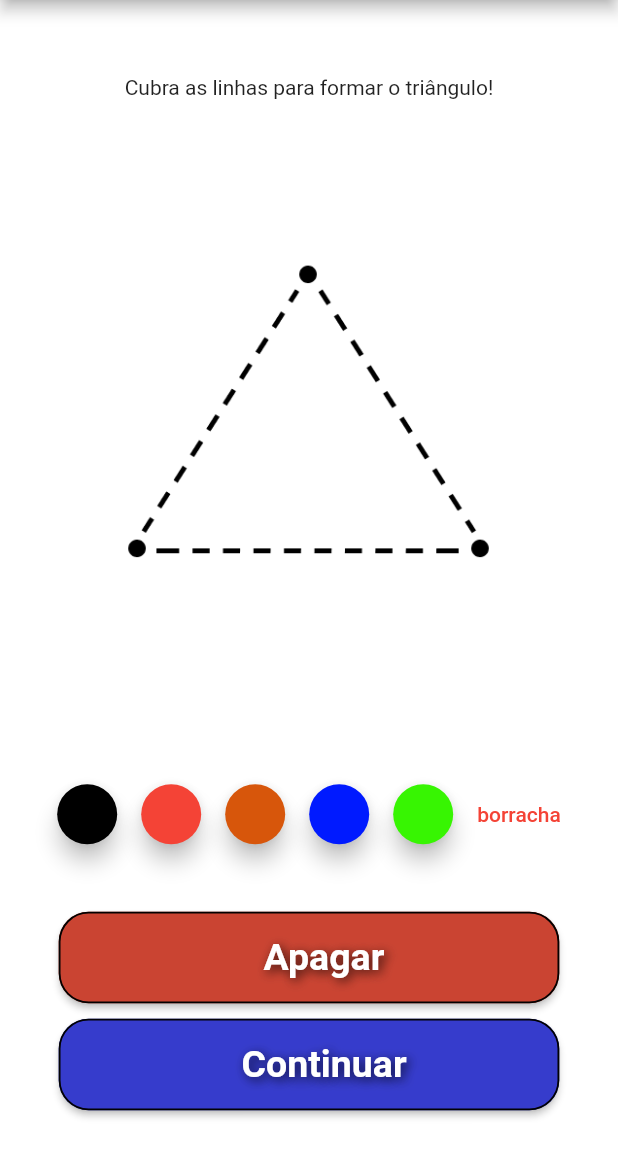
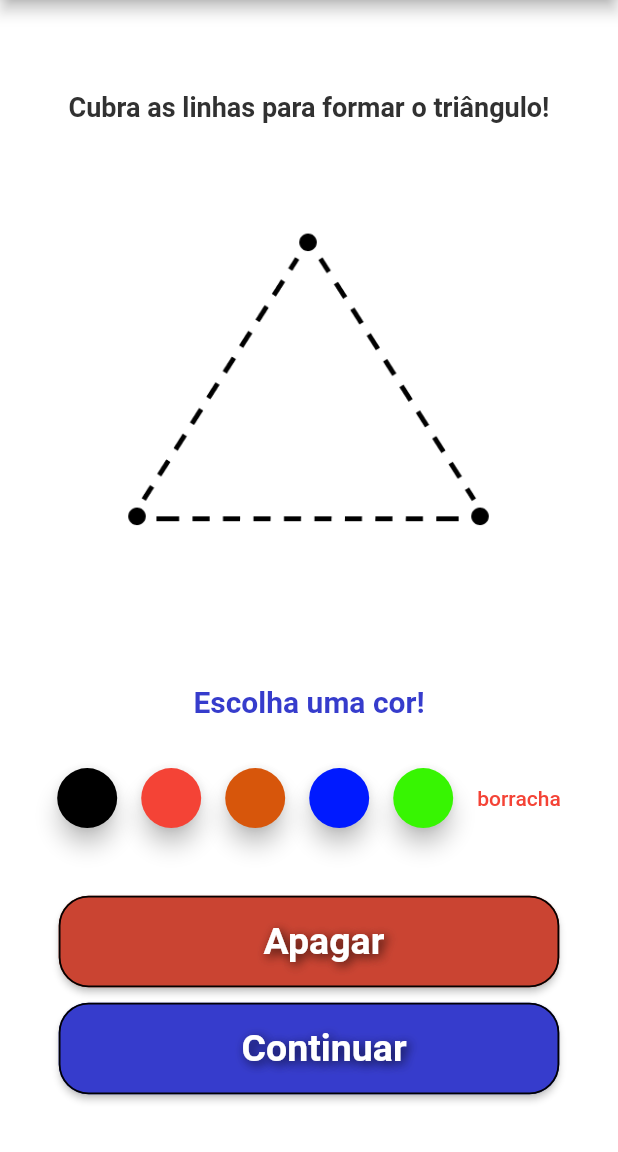
Before and after one commit to viniciusOLN/drawtism, a Flutter app: the LevelPage screen opened by its route, after a tap on an icon or button, on a phone screen of 412 x 824 dp, the part 84-1236 px from its top. Run offline on Flutter 3.47's test engine with Material 2 defaults, Android fonts, the phone set to English and light mode, and no system bars; our stand-ins replace bloc, flutter_bloc, get; missing offline and left inert: camera_camera, image_gallery_saver_v3.

Commit message:
resolvendo questões de ux/ui

```diff
--- a/lib/app/features/drawpage/presentation/controllers/drawing_controller.dart
+++ b/lib/app/features/drawpage/presentation/controllers/drawing_controller.dart
@@ -17,6 +17,8 @@ class DrawingPageController extends GetxController {
   int limitPerLevel = 2;
   List listUsedColors = [];
   late GlobalKey keyToImage;
+  String currentTextColor = "Escolha uma cor!";
+  Color currentColor = Color.fromRGBO(54, 60, 204, 1);
 
   void nextDraw(BuildContext context) async {
     await save(keyToImage);
@@ -59,4 +61,10 @@ class DrawingPageController extends GetxController {
       print(e);
     }
   }
+
+  void selectedColor(String tag, Color color) {
+    currentTextColor = "Cor selecionada: $tag";
+    currentColor = color;
+    update(['color']);
+  }
 }
--- a/lib/app/features/drawpage/presentation/drawpage.dart
+++ b/lib/app/features/drawpage/presentation/drawpage.dart
@@ -60,8 +60,9 @@ class DrawPage extends StatelessWidget {
               SizedBox(height: width * 0.190),
               Text(
                 level["level"].listTasks[controllerReference.currentDraw].title,
+                style: TextStyles.blackTextGeneric,
+                textAlign: TextAlign.center,
               ),
-              SizedBox(height: width * 0.090),
               WidgetToImage(builder: (key) {
                 controllerReference.keyToImage = key;
                 return Stack(
@@ -76,7 +77,17 @@ class DrawPage extends StatelessWidget {
                   ],
                 );
               }),
-              SizedBox(height: width * 0.090),
+              GetBuilder<DrawingPageController>(
+                  id: 'color',
+                  builder: (_) {
+                    return Text(
+                      controllerReference.currentTextColor,
+                      style: TextStyles.blueTextGeneric.copyWith(
+                        color: controllerReference.currentColor,
+                      ),
+                    );
+                  }),
+              SizedBox(height: width * 0.060),
               ColumnButtons(controller: controllerReference),
               SizedBox(height: width * 0.090),
               CustomContainer(
--- a/lib/app/features/drawpage/presentation/widgets/color_button.dart
+++ b/lib/app/features/drawpage/presentation/widgets/color_button.dart
@@ -2,7 +2,6 @@ import 'package:drawtism/app/features/drawpage/presentation/controllers/drawing_
 import 'package:flutter/material.dart';
 import 'package:flutter_bloc/flutter_bloc.dart';
 
-import '../../../../global/utils/generate_key.dart';
 import '../settings_bloc/settings_bloc.dart';
 import '../settings_bloc/settings_event.dart';
 
@@ -44,6 +43,8 @@ class _ColorButtonState extends State<ColorButton> {
           BlocProvider.of<SettingsBloc>(context).add(
             SettingsChanged(newPaint),
           );
+
+          widget.controller.selectedColor(widget.tag, widget.color);
         },
         child: Container(),
       ),
--- a/lib/app/features/drawpage/presentation/widgets/paint_canvas.dart
+++ b/lib/app/features/drawpage/presentation/widgets/paint_canvas.dart
@@ -24,13 +24,13 @@ class PaintCanvas extends StatefulWidget {
 
 class _PaintCanvasState extends State<PaintCanvas> {
   Paint _currentPaintSettings = Paint()
-    ..strokeWidth = 2
-    ..color = Colors.black;
+    ..strokeWidth = 6
+    ..color = Colors.transparent;
 
   CanvasPath _newPath = CanvasPath(
     paint: Paint()
-      ..strokeWidth = 2
-      ..color = Colors.black,
+      ..strokeWidth = 6
+      ..color = Colors.transparent,
     drawPoints: [],
   );
 
--- a/lib/app/features/drawpage/presentation/widgets/row_buttons.dart
+++ b/lib/app/features/drawpage/presentation/widgets/row_buttons.dart
@@ -16,32 +16,34 @@ class ColumnButtons extends StatelessWidget {
   @override
   Widget build(BuildContext context) {
     final controllerReference = Get.find<DrawingPageController>();
-    return Row(
+    return SingleChildScrollView(
+      scrollDirection: Axis.horizontal,
+      child: Row(
         mainAxisAlignment: MainAxisAlignment.center,
         crossAxisAlignment: CrossAxisAlignment.center,
         children: [
           ColorButton(
-          tag: '1',
+            tag: 'preto',
             color: Colors.black,
             controller: controller,
           ),
           ColorButton(
-          tag: '2',
+            tag: 'vermelho',
             color: Colors.red,
             controller: controller,
           ),
           ColorButton(
-          tag: '3',
+            tag: 'laranja',
             color: Color.fromARGB(255, 215, 86, 11),
             controller: controller,
           ),
           ColorButton(
-          tag: '4',
+            tag: 'azul',
             color: Color.fromARGB(255, 0, 26, 255),
             controller: controller,
           ),
           ColorButton(
-          tag: '5',
+            tag: 'verde',
             color: Color.fromARGB(255, 55, 245, 2),
             controller: controller,
           ),
@@ -71,6 +73,7 @@ class ColumnButtons extends StatelessWidget {
             child: Text('+0.5'),
           ),*/
         ],
+      ),
     );
   }
 }
--- a/lib/app/global/utils/text_styles.dart
+++ b/lib/app/global/utils/text_styles.dart
@@ -46,4 +46,13 @@ class TextStyles {
       ),
     ],
   );
+
+  static TextStyle blueTextGeneric = blueTextStyle.copyWith(
+    fontSize: sizeDefault * 20,
+  );
+
+  static TextStyle blackTextGeneric = blueTextGeneric.copyWith(
+    fontSize: sizeDefault * 18,
+    color: const Color.fromARGB(255, 49, 49, 49),
+  );
 }
--- a/lib/app/global/widgets/default_button.dart
+++ b/lib/app/global/widgets/default_button.dart
@@ -47,6 +47,7 @@ class CustomButton extends StatelessWidget {
         ),
         child: Row(
           mainAxisAlignment: MainAxisAlignment.center,
+          crossAxisAlignment: CrossAxisAlignment.center,
           children: [
             imageUrl != null
                 ? Image.asset(
```
Lines whose indentation alone changed are shown as unchanged.
